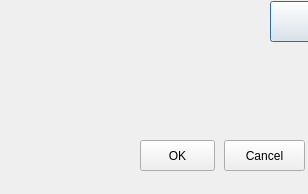
First picture: the form in Form_v1.0.2/iObject/imessagebox.ui, repository kattle/Demo, before the edit.
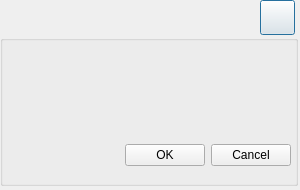
Second picture: the form after the edit.

```diff
--- a/Form_v1.0.2/iObject/imessagebox.ui
+++ b/Form_v1.0.2/iObject/imessagebox.ui
@@ -6,40 +6,55 @@
    <rect>
     <x>0</x>
     <y>0</y>
-    <width>308</width>
-    <height>194</height>
+    <width>300</width>
+    <height>190</height>
    </rect>
   </property>
+  <property name="sizePolicy">
+   <sizepolicy hsizetype="Fixed" vsizetype="Fixed">
+    <horstretch>0</horstretch>
+    <verstretch>0</verstretch>
+   </sizepolicy>
+  </property>
   <property name="windowTitle">
    <string>Dialog</string>
   </property>
+  <property name="styleSheet">
+   <string notr="true">font: 11pt &quot;微软雅黑&quot;;</string>
+  </property>
   <widget class="QWidget" name="widget_title" native="true">
    <property name="geometry">
     <rect>
      <x>0</x>
-     <y>1</y>
-     <width>311</width>
-     <height>41</height>
+     <y>0</y>
+     <width>300</width>
+     <height>35</height>
     </rect>
    </property>
    <widget class="QWidget" name="widMenu" native="true">
     <property name="geometry">
      <rect>
-      <x>270</x>
+      <x>220</x>
       <y>0</y>
-      <width>41</width>
-      <height>41</height>
+      <width>80</width>
+      <height>35</height>
      </rect>
     </property>
     <widget class="QPushButton" name="btn_menuClose">
      <property name="geometry">
       <rect>
-       <x>0</x>
+       <x>40</x>
        <y>0</y>
-       <width>41</width>
-       <height>41</height>
+       <width>35</width>
+       <height>35</height>
       </rect>
      </property>
+     <property name="sizePolicy">
+      <sizepolicy hsizetype="Fixed" vsizetype="Fixed">
+       <horstretch>0</horstretch>
+       <verstretch>0</verstretch>
+      </sizepolicy>
+     </property>
      <property name="text">
       <string/>
      </property>
@@ -50,8 +65,8 @@
      <rect>
       <x>0</x>
       <y>0</y>
-      <width>41</width>
-      <height>41</height>
+      <width>35</width>
+      <height>35</height>
      </rect>
     </property>
     <property name="text">
@@ -61,10 +76,10 @@
    <widget class="QLabel" name="lab_title">
     <property name="geometry">
      <rect>
-      <x>43</x>
-      <y>1</y>
-      <width>171</width>
-      <height>41</height>
+      <x>40</x>
+      <y>0</y>
+      <width>150</width>
+      <height>35</height>
      </rect>
     </property>
     <property name="text">
@@ -76,13 +91,25 @@
    <property name="geometry">
     <rect>
      <x>0</x>
-     <y>40</y>
-     <width>311</width>
-     <height>161</height>
+     <y>35</y>
+     <width>300</width>
+     <height>165</height>
     </rect>
    </property>
    <property name="styleSheet">
     <string notr="true">font: 11pt &quot;微软雅黑&quot;;</string>
+   </property>
+   <widget class="QGroupBox" name="groupBox">
+    <property name="geometry">
+     <rect>
+      <x>0</x>
+      <y>0</y>
+      <width>298</width>
+      <height>151</height>
+     </rect>
+    </property>
+    <property name="title">
+     <string/>
    </property>
    <widget class="QLabel" name="lab_mainIco">
     <property name="geometry">
@@ -100,7 +127,7 @@
    <widget class="QLabel" name="lab_mainText">
     <property name="geometry">
      <rect>
-      <x>100</x>
+       <x>90</x>
       <y>50</y>
       <width>191</width>
       <height>31</height>
@@ -110,31 +137,45 @@
      <string/>
     </property>
    </widget>
+    <widget class="QWidget" name="horizontalLayoutWidget">
+     <property name="geometry">
+      <rect>
+       <x>0</x>
+       <y>100</y>
+       <width>291</width>
+       <height>41</height>
+      </rect>
+     </property>
+     <layout class="QHBoxLayout" name="horizontalLayout">
+      <item>
+       <spacer name="horizontalSpacer">
+        <property name="orientation">
+         <enum>Qt::Horizontal</enum>
+        </property>
+        <property name="sizeHint" stdset="0">
+         <size>
+          <width>40</width>
+          <height>20</height>
+         </size>
+        </property>
+       </spacer>
+      </item>
+      <item>
    <widget class="QPushButton" name="btn_ok">
-    <property name="geometry">
-     <rect>
-      <x>140</x>
-      <y>100</y>
-      <width>75</width>
-      <height>31</height>
-     </rect>
-    </property>
     <property name="text">
      <string>OK</string>
     </property>
    </widget>
+      </item>
+      <item>
    <widget class="QPushButton" name="btn_cancel">
-    <property name="geometry">
-     <rect>
-      <x>224</x>
-      <y>100</y>
-      <width>81</width>
-      <height>31</height>
-     </rect>
-    </property>
     <property name="text">
      <string>Cancel</string>
     </property>
+       </widget>
+      </item>
+     </layout>
+    </widget>
    </widget>
   </widget>
  </widget>
```
Lines whose indentation alone changed are shown as unchanged.
